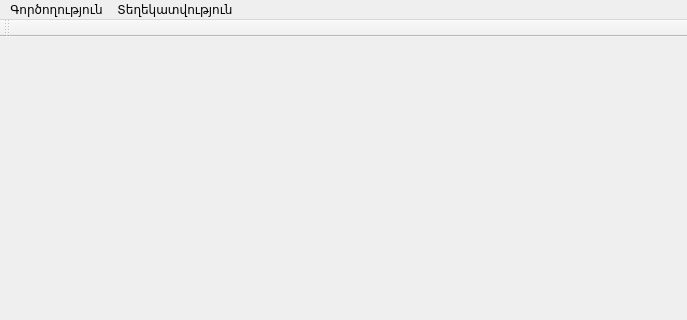
Qt form mainwindow.ui (AndranikHovhannisyan/Tourniquets) before a commit; both pictures show x 0 to 687 and y 0 to 320 of the 687 by 489 pixel window.
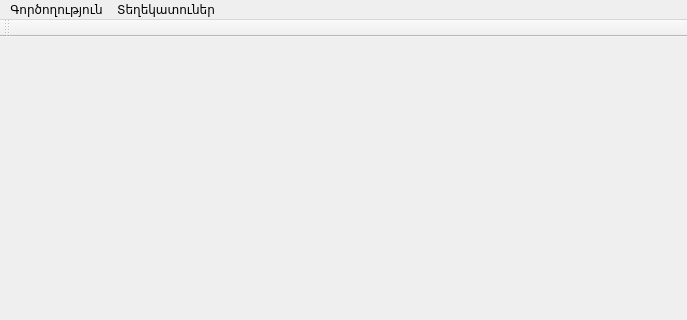
The same form after that commit.

Diff of the .ui file:
```diff
--- a/mainwindow.ui
+++ b/mainwindow.ui
@@ -30,7 +30,7 @@
    </widget>
    <widget class="QMenu" name="menu_2">
     <property name="title">
-     <string>Տեղեկատվություն</string>
+     <string>Տեղեկատուներ</string>
     </property>
     <addaction name="department"/>
     <addaction name="position"/>
```
